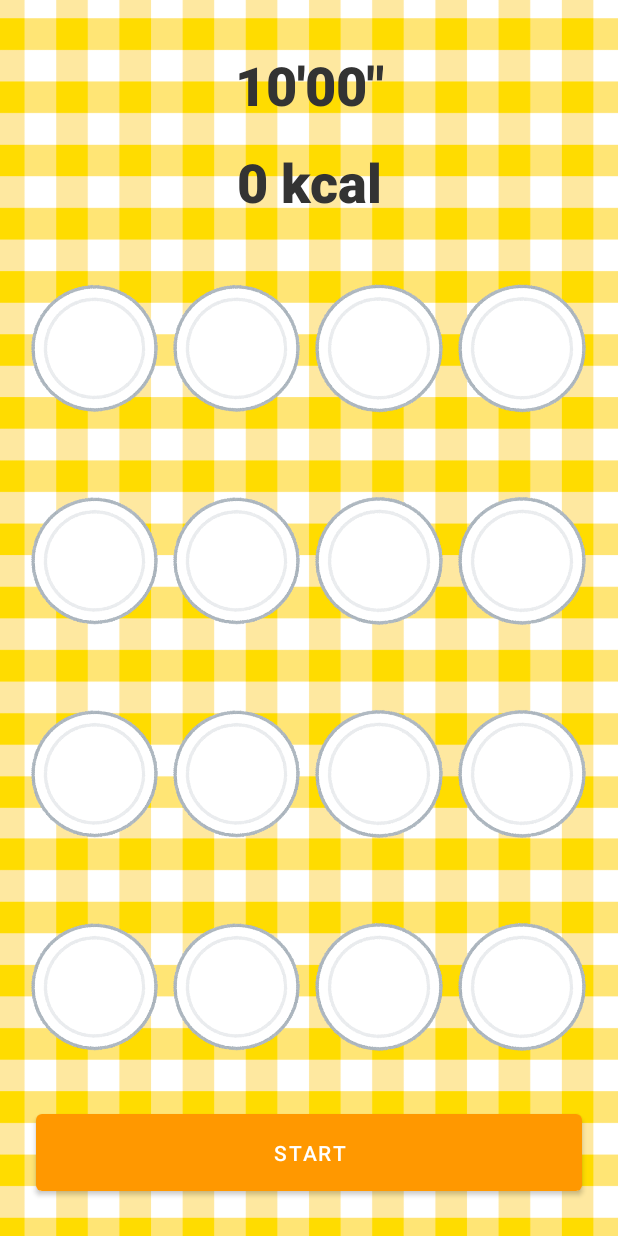
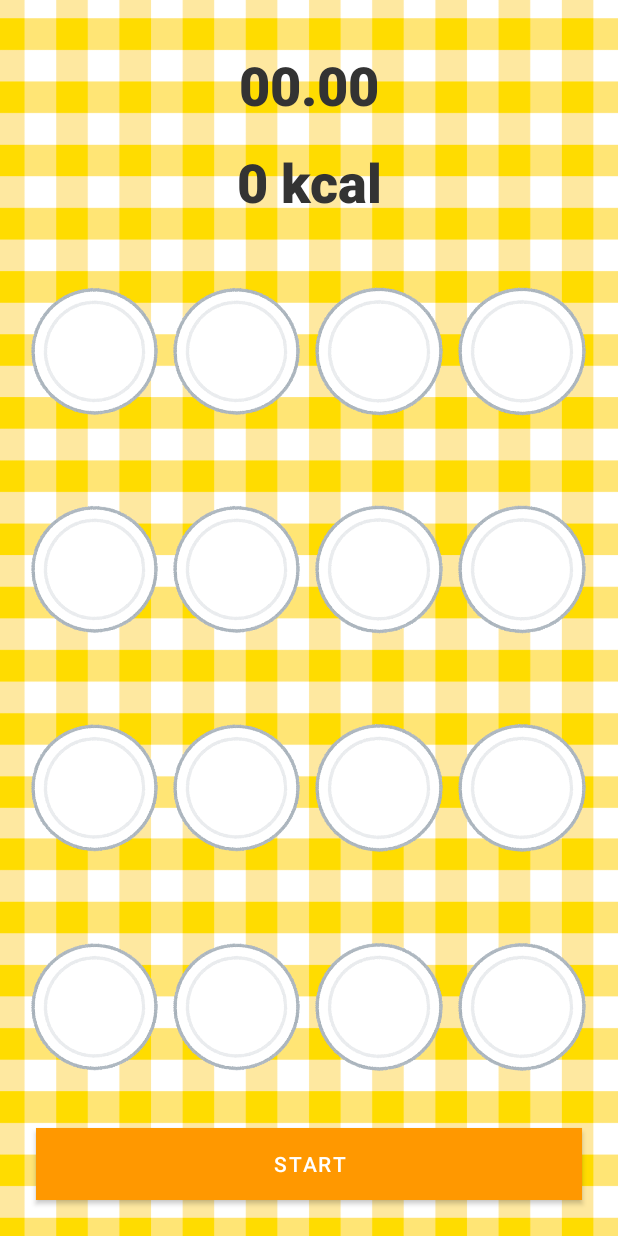
Before and after one commit to Kaito-Dogi/LA_Android_SweetsCatch, an Android app: the screen it shows after launch (MainActivity), on a phone screen of 412 x 824 dp. Run offline under Robolectric (Android 15) with nearby library versions, the phone set to English and light mode, and no system bars.

Commit message:
タイマー機能を実装。

```diff
--- a/app/src/main/res/layout/activity_main.xml
+++ b/app/src/main/res/layout/activity_main.xml
@@ -19,7 +19,7 @@
         android:fontFamily="sans-serif-black"
         android:gravity="center"
         android:padding="8dp"
-        android:text="10'00&quot;"
+        android:text="20.00"
         android:textColor="#333333"
         android:textSize="36sp" />
 
@@ -215,10 +215,8 @@
         android:layout_width="match_parent"
         android:layout_height="wrap_content"
         android:layout_margin="8dp"
-        android:paddingLeft="8dp"
-        android:paddingTop="16dp"
-        android:paddingRight="8dp"
-        android:paddingBottom="16dp"
+        android:background="#FF9800"
+        android:padding="8dp"
         android:text="START" />
 
 </LinearLayout>
--- a/app/src/main/res/values/strings.xml
+++ b/app/src/main/res/values/strings.xml
@@ -1,4 +1,4 @@
 <resources>
-    <string name="app_name">SweetsCatch</string>
+    <string name="app_name">Sweets Catch</string>
     <string name="start_button">START</string>
 </resources>
```
Also changed, not shown: app/src/main/java/app/doggy/sweetscatch/MainActivity.kt (+69 -17 lines).
